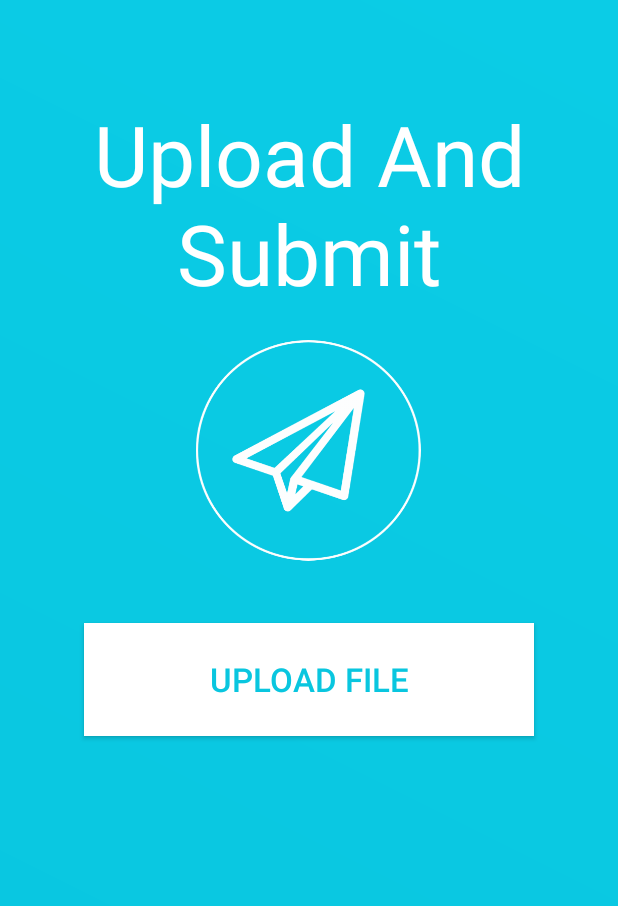
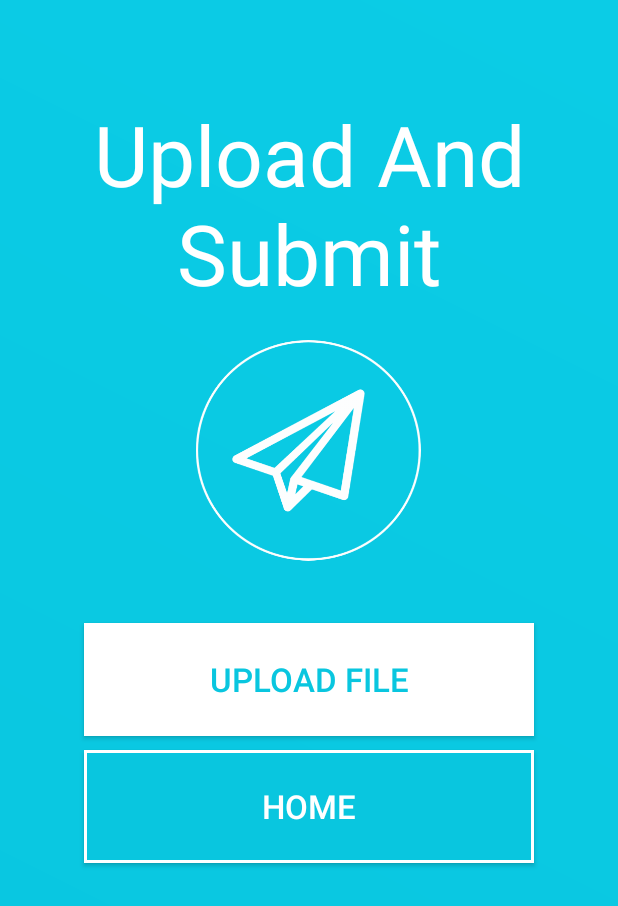
Before and after one commit to naraic/CS4098-TB_VOT-G7, an Android app: the UploadAndSendActivity screen opened directly, with no data from a screen before it, on a phone screen of 412 x 824 dp. Shown: the top 906 px of the screen. Run offline under Robolectric (Android 15) with nearby library versions, the phone set to English and light mode, and no system bars; libraries missing offline, so code that uses them is left out: com.nbsp.materialfilepicker; 1 statement that could not run was skipped.

```diff
--- a/AndroidDevelopment/OnlineTutorial/app/src/main/java/com/example/onlinetutorial/UploadAndSendActivity.java
+++ b/AndroidDevelopment/OnlineTutorial/app/src/main/java/com/example/onlinetutorial/UploadAndSendActivity.java
@@ -30,6 +30,7 @@ import okhttp3.Response;
 public class UploadAndSendActivity extends AppCompatActivity {
 
     private Button upload_button;
+    private Button home;
 
     @Override
     protected void onCreate(Bundle savedInstanceState) {
@@ -42,6 +43,14 @@ public class UploadAndSendActivity extends AppCompatActivity {
         if (activity.equals("CameraActivity")) {
             openVideoSuccessDialog();
         }
+
+        home = (Button) findViewById(R.id.home_button);
+        home.setOnClickListener(new View.OnClickListener() {
+            @Override
+            public void onClick(View v) {
+                openHome();
+            }
+        });
 
         upload_button = (Button) findViewById(R.id.upload_button);
 
@@ -151,4 +160,10 @@ public class UploadAndSendActivity extends AppCompatActivity {
         Dialog_UploadSuccess dialog_uploadSuccess = new Dialog_UploadSuccess();
         dialog_uploadSuccess.show(getSupportFragmentManager(), "Example_Dialog");
     }
+
+    /** Returns to the home activity **/
+    public void openHome(){
+        Intent intent = new Intent(this, ProfileActivity.class);
+        startActivity(intent);
+    }
 }
--- /dev/null
+++ b/AndroidDevelopment/OnlineTutorial/app/src/main/res/drawable/blue_button.xml
@@ -0,0 +1,15 @@
+<?xml version="1.0" encoding="utf-8"?>
+<shape xmlns:android="http://schemas.android.com/apk/res/android" android:shape="rectangle" >
+    <solid
+        android:color="#09c6df"
+        />
+    <size
+        android:width="300dp"
+        android:height="75dp"
+        />
+
+    <stroke
+        android:width="2dp"
+        android:color="#FFFFFF"
+        />
+</shape>
--- a/AndroidDevelopment/OnlineTutorial/app/src/main/res/layout/activity_main.xml
+++ b/AndroidDevelopment/OnlineTutorial/app/src/main/res/layout/activity_main.xml
@@ -84,9 +84,8 @@
         android:layout_marginTop="12dp"
         android:layout_marginEnd="8dp"
         android:layout_marginRight="8dp"
-        android:text="Incorrect Username or Password. Please try again!"
+        android:text=""
         android:textColor="@color/startblue"
-        android:visibility="invisible"
         app:layout_constraintEnd_toEndOf="parent"
         app:layout_constraintHorizontal_bias="0.493"
         app:layout_constraintStart_toStartOf="parent"
--- a/AndroidDevelopment/OnlineTutorial/app/src/main/res/layout/activity_upload_and_send.xml
+++ b/AndroidDevelopment/OnlineTutorial/app/src/main/res/layout/activity_upload_and_send.xml
@@ -39,4 +39,15 @@
         android:layout_marginTop="415dp"
         android:layout_centerHorizontal="true"/>
 
+    <Button
+        android:id="@+id/home_button"
+        android:layout_width="wrap_content"
+        android:layout_height="wrap_content"
+        android:text="Home"
+        android:background="@drawable/blue_button"
+        android:textSize="22sp"
+        android:textColor="@color/whitecolor"
+        android:layout_marginTop="500dp"
+        android:layout_centerHorizontal="true"/>
+
 </RelativeLayout>
```
Also changed, not shown: AndroidDevelopment/OnlineTutorial/app/src/main/java/com/example/onlinetutorial/MainActivity.java (+31 -4 lines).
